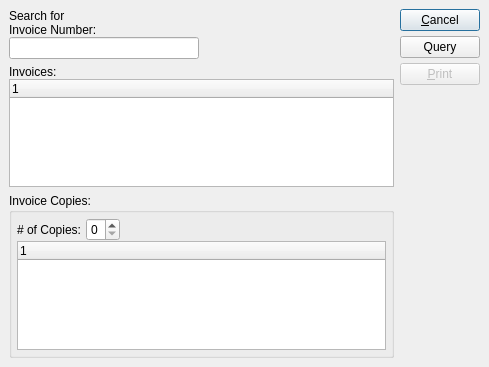
First picture: the form in guiclient/reprintInvoices.ui, repository Pegasus-RPG/xtuple-client, before the edit.
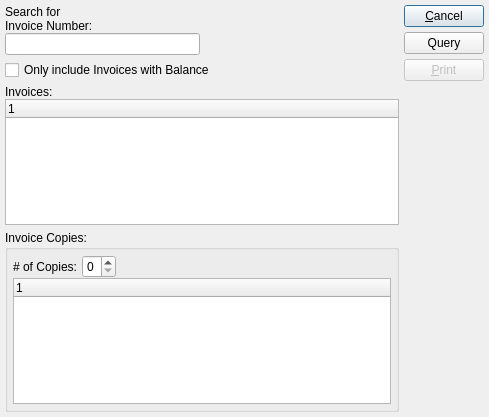
Second picture: the form after the edit. Custom widgets are drawn as their Qt base class.

Commit message: Issue #8289:add Balance to listview and Balance Only selection filter

The edit to the form file:
```diff
--- a/guiclient/reprintInvoices.ui
+++ b/guiclient/reprintInvoices.ui
@@ -14,40 +14,19 @@
     <x>0</x>
     <y>0</y>
     <width>489</width>
-    <height>367</height>
+    <height>417</height>
    </rect>
   </property>
   <property name="windowTitle" >
    <string>Re-Print Invoices</string>
   </property>
-  <layout class="QHBoxLayout" >
-   <property name="margin" >
-    <number>9</number>
-   </property>
-   <property name="spacing" >
-    <number>6</number>
-   </property>
+  <layout class="QHBoxLayout" name="horizontalLayout" >
    <item>
-    <layout class="QVBoxLayout" >
-     <property name="margin" >
-      <number>0</number>
-     </property>
-     <property name="spacing" >
-      <number>6</number>
-     </property>
+    <layout class="QVBoxLayout" name="verticalLayout" >
      <item>
       <layout class="QHBoxLayout" >
-       <property name="margin" >
-        <number>0</number>
-       </property>
-       <property name="spacing" >
-        <number>6</number>
-       </property>
        <item>
         <layout class="QVBoxLayout" >
-         <property name="margin" >
-          <number>0</number>
-         </property>
          <property name="spacing" >
           <number>0</number>
          </property>
@@ -93,10 +72,14 @@
       </layout>
      </item>
      <item>
-      <layout class="QVBoxLayout" >
-       <property name="margin" >
-        <number>0</number>
+      <widget class="XCheckBox" name="_balanceOnly" >
+       <property name="text" >
+        <string>Only include Invoices with Balance</string>
        </property>
+      </widget>
+     </item>
+     <item>
+      <layout class="QVBoxLayout" >
        <property name="spacing" >
         <number>0</number>
        </property>
@@ -121,25 +104,19 @@
         <string>Invoice Copies:</string>
        </property>
        <layout class="QVBoxLayout" >
-        <property name="margin" >
-         <number>5</number>
-        </property>
         <property name="spacing" >
          <number>0</number>
         </property>
+        <property name="margin" >
+         <number>5</number>
+        </property>
         <item>
          <layout class="QHBoxLayout" >
-          <property name="margin" >
-           <number>0</number>
-          </property>
           <property name="spacing" >
            <number>0</number>
           </property>
           <item>
            <layout class="QHBoxLayout" >
-            <property name="margin" >
-             <number>0</number>
-            </property>
             <property name="spacing" >
              <number>5</number>
             </property>
@@ -202,17 +179,11 @@
    </item>
    <item>
     <layout class="QVBoxLayout" >
-     <property name="margin" >
-      <number>0</number>
-     </property>
      <property name="spacing" >
       <number>0</number>
      </property>
      <item>
       <layout class="QVBoxLayout" >
-       <property name="margin" >
-        <number>0</number>
-       </property>
        <property name="spacing" >
         <number>5</number>
        </property>
@@ -268,16 +239,22 @@
  <layoutdefault spacing="5" margin="5" />
  <pixmapfunction>qPixmapFromMimeSource</pixmapfunction>
  <customwidgets>
-  <customwidget>
-   <class>XTreeWidget</class>
-   <extends>QTreeWidget</extends>
-   <header>xtreewidget.h</header>
-  </customwidget>
   <customwidget>
    <class>DateCluster</class>
    <extends>QWidget</extends>
    <header>datecluster.h</header>
   </customwidget>
+  <customwidget>
+   <class>XCheckBox</class>
+   <extends>QCheckBox</extends>
+   <header>xcheckbox.h</header>
+  </customwidget>
+  <customwidget>
+   <class>XTreeWidget</class>
+   <extends>QTreeWidget</extends>
+   <header>xtreewidget.h</header>
+   <container>1</container>
+  </customwidget>
  </customwidgets>
  <tabstops>
   <tabstop>_invoicePattern</tabstop>
```
Left out of the diff: 14 changed lines with no effect on the pictures. The commit also changes 1 other file.
